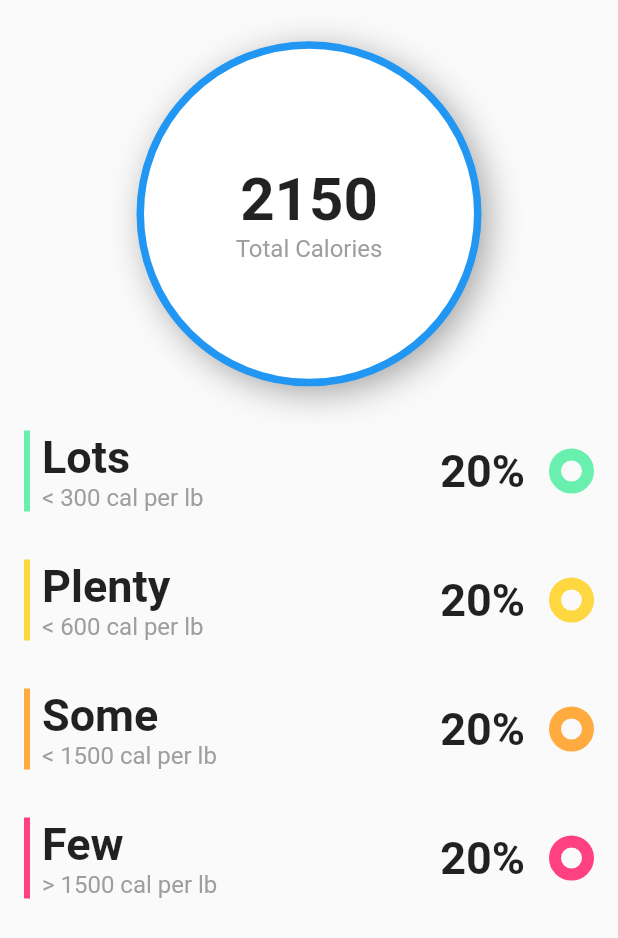
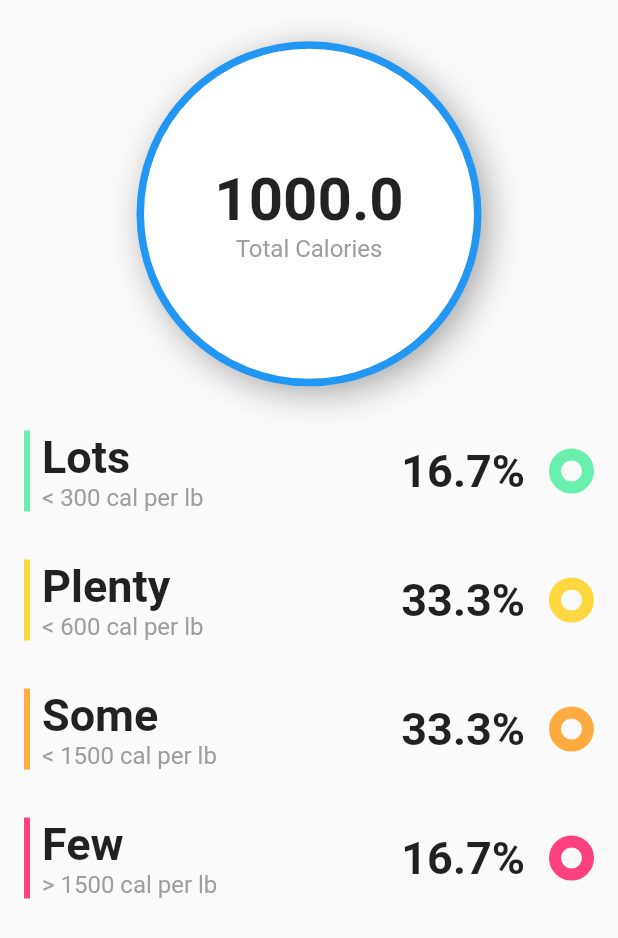
Before and after one commit to elvenstudios/Colorie, a Flutter app: the screen it shows after launch, on a phone screen of 412 x 824 dp. Shown: the top 938 px of the screen. Run offline on Flutter 3.47's test engine with Material 2 defaults, Android fonts, the phone set to English and light mode, and no system bars.

Commit message:
updated calorie logic

```diff
--- a/lib/models/log_model.dart
+++ b/lib/models/log_model.dart
@@ -22,4 +22,36 @@ class Log {
   getLog() {
     return _log;
   }
+
+  getGreenPercentage() {
+    int filterLength = _log.where((logItem) => logItem.getColorFromDensity() == 'green').length;
+
+    return filterLength / this.length();
+
+  }
+
+  getYellowPercentage() {
+    int filterLength = _log.where((logItem) => logItem.getColorFromDensity() == 'yellow').length;
+
+    return filterLength / this.length();
+  }
+
+  getOrangePercentage() {
+    int filterLength = _log.where((logItem) => logItem.getColorFromDensity() == 'orange').length;
+
+    return filterLength / this.length();
+  }
+
+  getRedPercentage() {
+    int filterLength = _log.where((logItem) => logItem.getColorFromDensity() == 'red').length;
+
+    return filterLength / this.length();
+  }
+
+  num getTotalCalories() {
+    num sum = 0;
+    _log.forEach((e){sum += e.calories;});
+    return sum;
+  }
+
 }
--- a/lib/screens/home.dart
+++ b/lib/screens/home.dart
@@ -1,23 +1,50 @@
 import 'package:flutter/material.dart';
 import 'package:colorie/widgets/circle_percentage.dart';
 import 'package:colorie/widgets/card_list.dart';
+import 'package:colorie/models/log_item_model.dart';
+import 'package:colorie/models/log_model.dart';
+
 
 class Home extends StatefulWidget {
   Home({Key key, this.title}) : super(key: key);
   final String title;
 
-  List rawList = [
+  final List rawList = [
     {
-      'calories': 100,
-      'grams': 200,
+      'calories': 100.0,
+      'grams': 200.0,
       'name': 'Beans'
     },
     {
-      'calories': 200,
-      'grams': 210,
+      'calories': 200.0,
+      'grams': 210.0,
+      'name': 'Corn'
+    },
+    {
+      'calories': 200.0,
+      'grams': 210.0,
+      'name': 'Corn'
+    },
+    {
+      'calories': 200.0,
+      'grams': 110.0,
+      'name': 'Corn'
+    },
+    {
+      'calories': 200.0,
+      'grams': 14.0,
+      'name': 'Corn'
+    },
+    {
+      'calories': 100.0,
+      'grams': 40.0,
       'name': 'Corn'
     }
   ];
+
+  LogItem convertToLogItem(item) {
+    return new LogItem(calories: item['calories'], grams: item['grams']);
+  }
 
   @override
   _HomeState createState() => _HomeState();
@@ -26,6 +53,13 @@ class Home extends StatefulWidget {
 class _HomeState extends State<Home> {
   @override
   Widget build(BuildContext context) {
+
+    Log formattedList = new Log();
+
+    widget.rawList.forEach((item) => {
+      formattedList.add(widget.convertToLogItem(item))
+    });
+
     return Scaffold(
       drawer: Drawer(
         child: SafeArea(
@@ -49,8 +83,8 @@ class _HomeState extends State<Home> {
       body: SafeArea(
         child: Column(
           children: <Widget>[
-            CirclePercentage(),
-            CardList(rawList: widget.rawList,),
+            CirclePercentage(totalCalories: formattedList.getTotalCalories(),),
+            CardList(list: formattedList,),
           ],
         ),
       ),
--- a/lib/widgets/card_list.dart
+++ b/lib/widgets/card_list.dart
@@ -1,28 +1,27 @@
 import 'package:flutter/material.dart';
 import 'package:colorie/widgets/color_card.dart';
+import 'package:colorie/models/log_model.dart';
 
 class CardList extends StatefulWidget {
-  CardList({Key key, this.rawList}) : super(key: key);
-  final List rawList;
+  CardList({Key key, this.list}) : super(key: key);
+  final Log list;
+
 
   String getGreenPercentage() {
-    //TODO: get average percentage of green
-    return '20%';
+    print(list.getGreenPercentage());
+    return "${(list.getGreenPercentage() * 100).toStringAsFixed(1)}%";
   }
 
   String getYellowPercentage() {
-    //TODO: get average percentage of yellow
-    return '20%';
+    return "${(list.getYellowPercentage() * 100).toStringAsFixed(1)}%";
   }
 
   String getOrangePercentage() {
-    //TODO: get average percentage of orange
-    return '20%';
+    return "${(list.getOrangePercentage() * 100).toStringAsFixed(1)}%";
   }
 
   String getRedPercentage() {
-    //TODO: get average percentage of red
-    return '20%';
+    return "${(list.getRedPercentage() * 100).toStringAsFixed(1)}%";
   }
 
   @override
--- a/lib/widgets/circle_percentage.dart
+++ b/lib/widgets/circle_percentage.dart
@@ -2,6 +2,11 @@ import 'package:flutter/material.dart';
 import './circle_painter.dart';
 
 class CirclePercentage extends StatefulWidget {
+
+  final num totalCalories;
+
+  CirclePercentage({Key key, this.totalCalories}) : super(key: key);
+
   @override
   _CirclePercentageState createState() => _CirclePercentageState();
 }
@@ -32,7 +37,7 @@ class _CirclePercentageState extends State<CirclePercentage> {
             crossAxisAlignment: CrossAxisAlignment.center,
             mainAxisAlignment: MainAxisAlignment.center,
             children: <Widget>[
-              Text("2150", style: TextStyle(fontSize: 40.0, fontWeight: FontWeight.bold)),
+              Text("${widget.totalCalories}", style: TextStyle(fontSize: 40.0, fontWeight: FontWeight.bold)),
               Text("Total Calories", style: TextStyle(color: Colors.grey, fontSize: 16.0),)
             ],
           ),
```
Also changed, not shown: ios/Flutter/App.framework/flutter_assets/lib/assets/fonts/raleway/Raleway-Regular.ttf (added), pubspec.lock, 25 other files.
